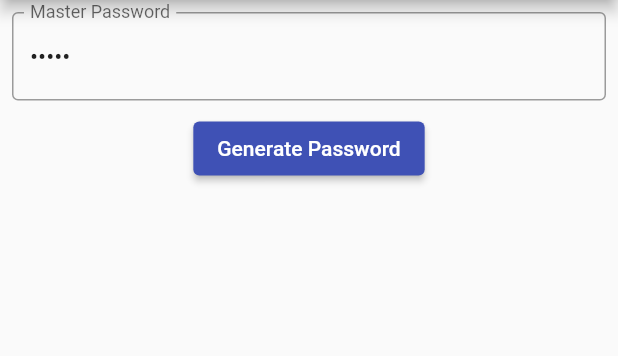
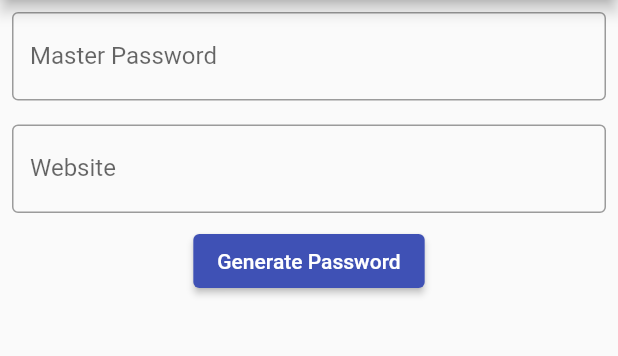
Before and after one commit to HugeGo88/NerdClub, a Flutter app: the screen it shows after launch, after a tap on "Generate Password", on a phone screen of 412 x 824 dp, the part 84-440 px from its top. Run offline on Flutter 3.47's test engine with Material 2 defaults, Android fonts, the light colour scheme and no system bars; missing offline and left inert: crypt.

Commit message:
added textfield for website

```diff
--- a/lesson_07_password_generator/lib/main.dart
+++ b/lesson_07_password_generator/lib/main.dart
@@ -31,23 +31,22 @@
 }
 
 class _MyHomePageState extends State<MyHomePage> {
-  late TextEditingController _controller;
+  late TextEditingController _controllerMasterPassword;
+  late TextEditingController _controllerWebsite;
   String _password = 'Nichts';
 
   void _generatePassword(String masterPW) {
     setState(() {
       //TODO: Website aus Textfeld lesen
-      _password =
-          Crypt.sha256('web.com', salt: _controller.text).hash.substring(0, 10);
+      _password = Crypt.sha256('web.com', salt: _controllerMasterPassword.text).hash.substring(0, 10);
     });
   }
 
   @override
   void initState() {
     super.initState();
-    _controller = TextEditingController();
-    //TODO: Delete for release
-    _controller.text = '12345';
+    _controllerMasterPassword = TextEditingController();
+    _controllerWebsite = TextEditingController();
   }
 
   @override
@@ -61,21 +60,34 @@
           children: [
             Container(
               margin: EdgeInsets.all(8.0),
-              //TODO: TextField für Website
               child: TextField(
-                controller: _controller,
+                controller: _controllerMasterPassword,
                 autocorrect: false,
                 obscureText: true,
                 enableSuggestions: false,
                 decoration: const InputDecoration(
-                    border: OutlineInputBorder(),
-                    hintText: 'Enter Master Password',
-                    labelText: 'Master Password'),
+                  border: OutlineInputBorder(),
+                  hintText: 'Enter Master Password',
+                  labelText: 'Master Password',
+                ),
+              ),
+            ),
+            Container(
+              margin: EdgeInsets.all(8.0),
+              child: TextField(
+                controller: _controllerWebsite,
+                autocorrect: false,
+                enableSuggestions: false,
+                decoration: const InputDecoration(
+                  border: OutlineInputBorder(),
+                  hintText: 'Enter Webiste',
+                  labelText: 'Website',
+                ),
               ),
             ),
             ElevatedButton(
               // übergeben von Funktion mit Parameter
-              onPressed: () => _generatePassword(_controller.text),
+              onPressed: () => _generatePassword(_controllerMasterPassword.text),
               child: Text('Generate Password'),
             ),
             //TODO: Text formatieren https://api.flutter.dev/flutter/painting/TextStyle-class.html
```
